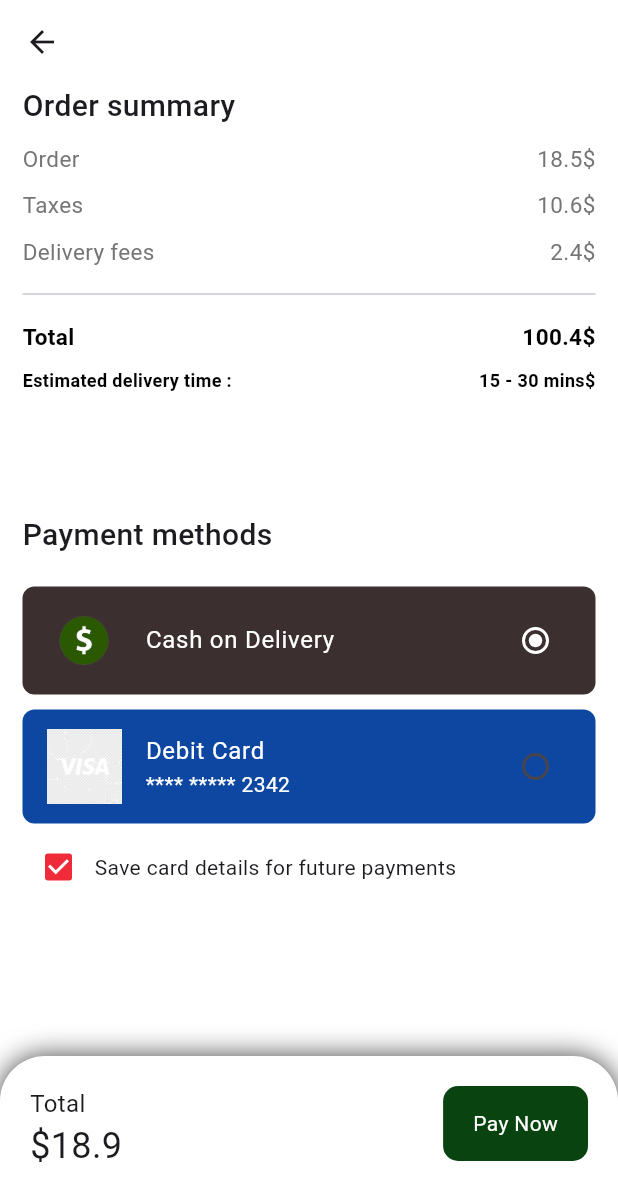
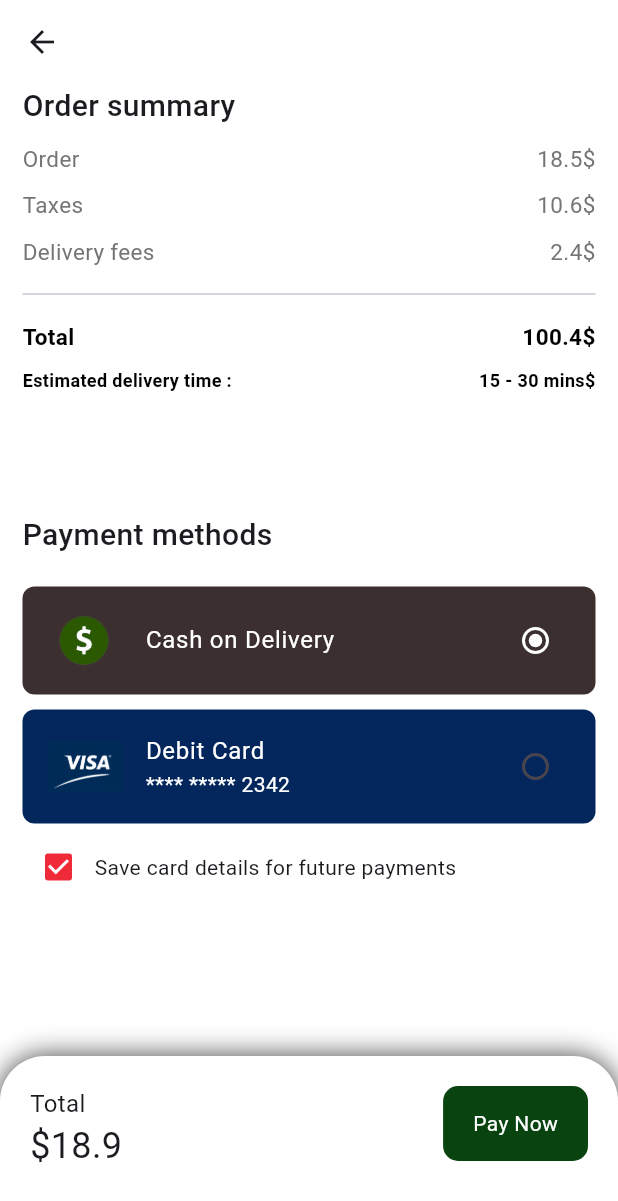
Before and after one commit to Emad-Nasri/hungry_app, a Flutter app: the CheckoutView screen opened directly, on a phone screen of 412 x 824 dp. Shown: the top 1201 px of the screen. Run offline on Flutter 3.47's test engine with Material 3 defaults, Android fonts, the phone set to English and light mode, and no system bars; our stand-ins replace flutter_svg, gap.

Commit message:
change a color in list tile in checkout view for visa

```diff
--- a/lib/features/checkout/views/checkout_view.dart
+++ b/lib/features/checkout/views/checkout_view.dart
@@ -86,7 +86,7 @@ class _CheckoutViewState extends State<CheckoutView> {
                 shape: RoundedRectangleBorder(
                   borderRadius: BorderRadiusGeometry.circular(8),
                 ),
-                tileColor: Colors.blue.shade900,
+                tileColor: Color.fromARGB(255, 3, 39, 92),
                 leading: Image.asset('assets/icon/visa.png', width: 50),
                 title: CustomText(text: 'Debit Card', color: Colors.white),
                 subtitle: CustomText(
```
Also changed, not shown: assets/icon/visa.png.
